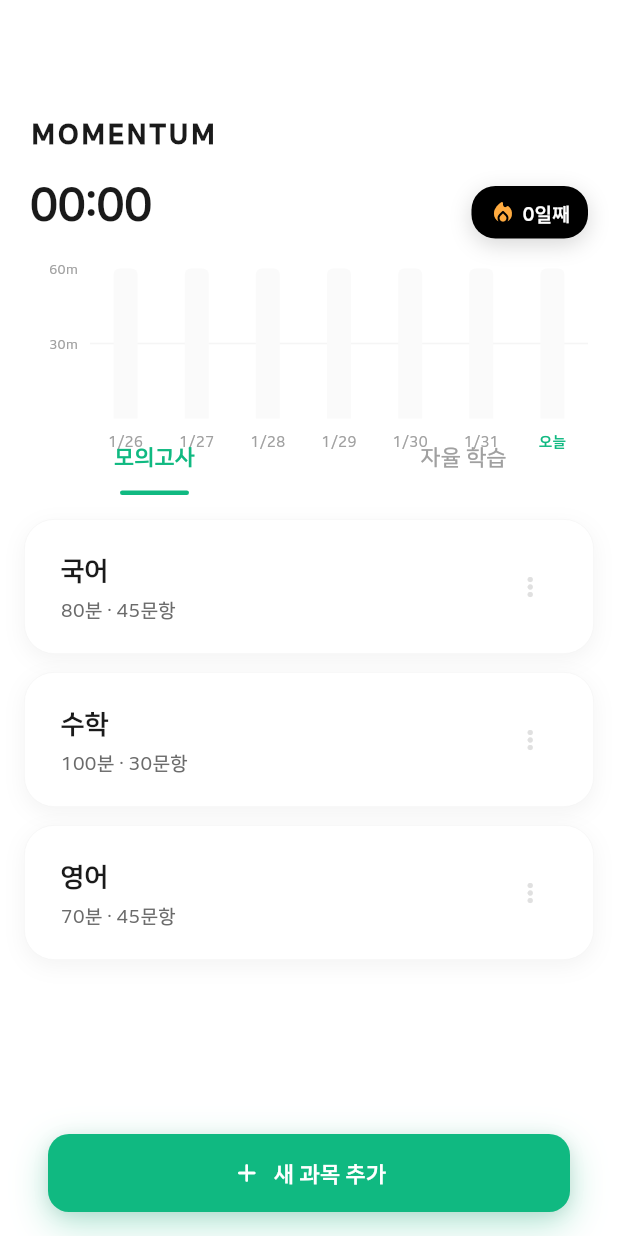
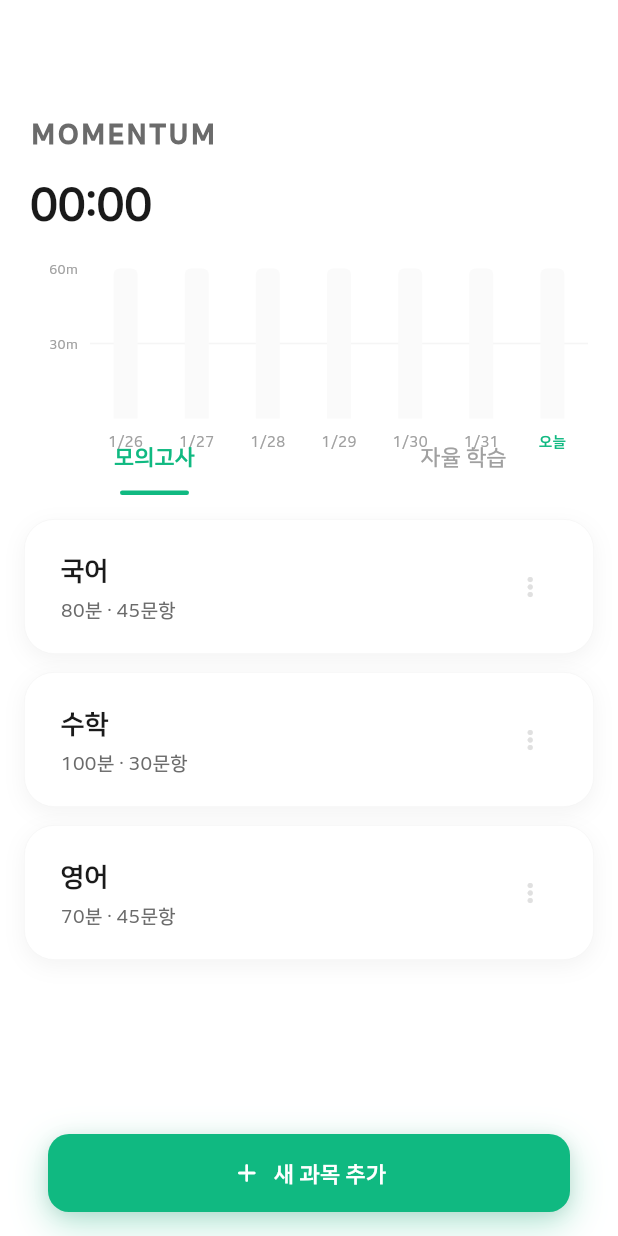
Before and after one commit to XuTuX/lasttimer, a Flutter app: the screen it shows after launch, on a phone screen of 412 x 824 dp. Run offline on Flutter 3.47's test engine with Material 3 defaults, Android fonts, the phone set to English and light mode, and no system bars; drawn by our look-alikes of fl_chart; our stand-ins replace flutter_slidable, get, isar, shared_preferences; accounts and stored records are empty; generated files the repository leaves out were written again.

Commit message:
일단 베포

```diff
--- a/lib/pages/subjects/subject_list_page.dart
+++ b/lib/pages/subjects/subject_list_page.dart
@@ -492,9 +492,9 @@ class _DashboardSection extends GetView<SubjectController> {
                 child: Column(
                   crossAxisAlignment: CrossAxisAlignment.start,
                   children: [
-                    Text(
+                    const Text(
                       'MOMENTUM',
-                      style: AppTypography.headlineMedium.copyWith(
+                      style: TextStyle(
                         fontWeight: FontWeight.w900,
                         letterSpacing: 2.0,
                         fontSize: 18,
@@ -514,7 +514,6 @@ class _DashboardSection extends GetView<SubjectController> {
                   ],
                 ),
               ),
-              _buildStreakBadge(),
             ],
           ),
           const SizedBox(height: 20),
@@ -523,45 +522,6 @@ class _DashboardSection extends GetView<SubjectController> {
         ],
       ),
     );
-  }
-
-  Widget _buildStreakBadge() {
-    return Obx(() {
-      final streak = controller.currentStreak.value;
-      return Container(
-        padding: const EdgeInsets.symmetric(horizontal: 12, vertical: 8),
-        decoration: BoxDecoration(
-          color: AppColors.primary,
-          borderRadius: BorderRadius.circular(16),
-          boxShadow: [
-            BoxShadow(
-              color: AppColors.primary.withAlpha(40),
-              blurRadius: 12,
-              offset: const Offset(0, 4),
-            ),
-          ],
-        ),
-        child: Row(
-          mainAxisSize: MainAxisSize.min,
-          children: [
-            const Icon(
-              Icons.local_fire_department_rounded,
-              color: Colors.orangeAccent,
-              size: 18,
-            ),
-            const SizedBox(width: 4),
-            Text(
-              '$streak일째',
-              style: const TextStyle(
-                color: Colors.white,
-                fontWeight: FontWeight.w700,
-                fontSize: 13,
-              ),
-            ),
-          ],
-        ),
-      );
-    });
   }
 }
 
```
